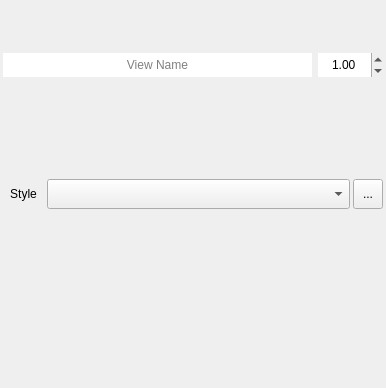
This is ui/response_design_view_widget.ui in SMByC/AcATaMa as Qt 5 draws it before an edit. The edited form follows.
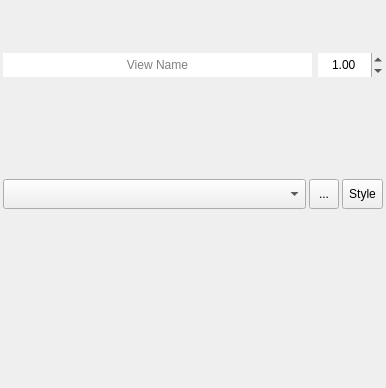
This is the edited form. Icons and pictures are not drawn. Custom widgets are drawn as their Qt base class.

Commit message: Minor UI change in icon style

Diff of the .ui file:
```diff
--- a/ui/response_design_view_widget.ui
+++ b/ui/response_design_view_widget.ui
@@ -118,29 +118,6 @@
       <property name="bottomMargin">
        <number>0</number>
       </property>
-      <item>
-       <widget class="QToolButton" name="layerStyleEditor">
-        <property name="maximumSize">
-         <size>
-          <width>16777215</width>
-          <height>30</height>
-         </size>
-        </property>
-        <property name="toolTip">
-         <string>Open the style editor for the layer selected</string>
-        </property>
-        <property name="text">
-         <string>Style</string>
-        </property>
-        <property name="icon">
-         <iconset>
-          <normaloff>:/plugins/AcATaMa/icons/layer_properties.svg</normaloff>:/plugins/AcATaMa/icons/layer_properties.svg</iconset>
-        </property>
-        <property name="autoRaise">
-         <bool>true</bool>
-        </property>
-       </widget>
-      </item>
       <item>
        <widget class="QgsMapLayerComboBox" name="QCBox_RenderFile">
         <property name="sizePolicy">
@@ -176,6 +153,26 @@
         </property>
        </widget>
       </item>
+      <item>
+       <widget class="QToolButton" name="layerStyleEditor">
+        <property name="maximumSize">
+         <size>
+          <width>16777215</width>
+          <height>30</height>
+         </size>
+        </property>
+        <property name="toolTip">
+         <string>Open the style editor for the layer selected</string>
+        </property>
+        <property name="text">
+         <string>Style</string>
+        </property>
+        <property name="icon">
+         <iconset>
+          <normaloff>:/plugins/AcATaMa/icons/layer_properties.svg</normaloff>:/plugins/AcATaMa/icons/layer_properties.svg</iconset>
+        </property>
+       </widget>
+      </item>
      </layout>
     </widget>
    </item>
```
Left out of the diff: 2 changed lines with no effect on the pictures.
